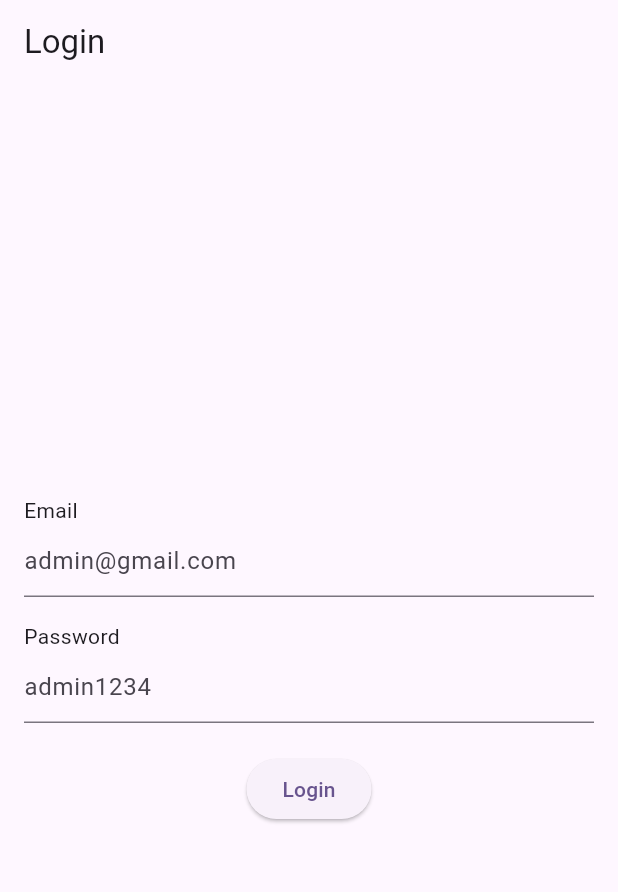
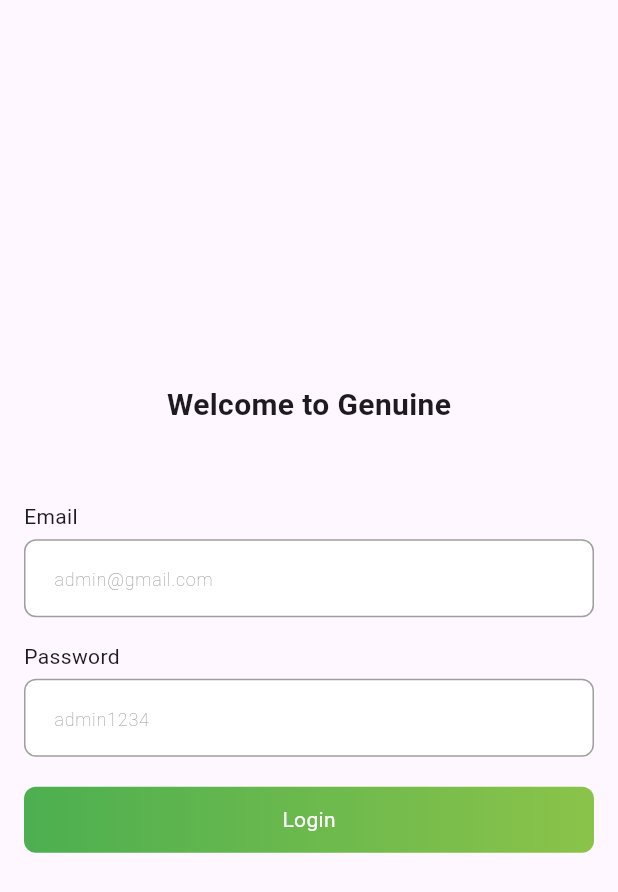
Before and after one commit to Zaminur151/genuine_task, a Flutter app: the screen it shows after launch, on a phone screen of 412 x 824 dp. Shown: the top 892 px of the screen. Run offline on Flutter 3.47's test engine with Material 3 defaults, Android fonts, the phone set to English and light mode, and no system bars; our stand-ins replace cached_network_image, get; accounts and stored records are empty; key blocks and very long unbroken strings in the code were emptied for the run.

Commit message:
ui modification

```diff
--- a/lib/feature/auth/presentation/pages/login_page.dart
+++ b/lib/feature/auth/presentation/pages/login_page.dart
@@ -1,5 +1,6 @@
 import 'package:flutter/material.dart';
 import 'package:genuine_task/feature/auth/presentation/controller/auth_controller.dart';
+import 'package:genuine_task/feature/auth/presentation/widgets/custom_text_field.dart';
 import 'package:get/get.dart';
 
 class LoginPage extends StatelessWidget {
@@ -12,38 +13,38 @@ class LoginPage extends StatelessWidget {
   @override
   Widget build(BuildContext context) {
     return Scaffold(
-      appBar: AppBar(title: Text('Login')),
       body: Padding(
         padding: const EdgeInsets.all(16.0),
+        child: Center(
           child: Column(
             mainAxisAlignment: MainAxisAlignment.center,
             children: [
-
+              Text("Welcome to Genuine",style: TextStyle(fontSize: 20,fontWeight: FontWeight.bold),),
+              SizedBox(height: 50),
               Align(
                 alignment: Alignment.centerLeft,
-              child: Text("Email")),
-            //SizedBox(height: 10,),
-            TextField(
+                child: Text("Email")
+              ),
+              SizedBox(height: 5),
+              BoxTextField(
                 controller: emailC,
-              decoration: InputDecoration(hintText: 'admin@gmail.com'),
+                hintText: "admin@gmail.com"
               ),
               SizedBox(height: 16),
               Align(
                 alignment: Alignment.centerLeft,
-              child: Text("Password")),
-            //SizedBox(height: 10,),
-            TextField(
+                child: Text("Password")
+              ),
+              SizedBox(height: 5),
+              BoxTextField(
                 controller: passC,
-              decoration: InputDecoration(hintText: 'admin1234'),
+                hintText: "admin1234",
                 obscureText: true,
               ),
               SizedBox(height: 20),
               Obx(
-              () => ElevatedButton(
-                child: controller.isLoading.value
-                    ? CircularProgressIndicator(color: Colors.white)
-                    : Text('Login'),
-                onPressed: controller.isLoading.value
+                () => GestureDetector(
+                  onTap: controller.isLoading.value
                       ? null
                       : () {
                           controller.login(
@@ -52,11 +53,26 @@ class LoginPage extends StatelessWidget {
                             1,
                           );
                         },
+                  child: Container(
+                    height: 44,
+                    width: double.infinity,
+                    decoration: BoxDecoration(
+                      gradient: LinearGradient(colors: [
+                        Colors.green,
+                        Colors.lightGreen
+                      ],),
+                      borderRadius: BorderRadius.circular(8)
+                    ),
+                    child: controller.isLoading.value
+                        ? Center(child: CircularProgressIndicator(color: Colors.white))
+                        : Center(child: Text('Login',style: TextStyle(color: Colors.white),)),
+                  ),
                 ),
               ),
             ],
           ),
         ),
+      ),
     );
   }
 }
--- /dev/null
+++ b/lib/feature/auth/presentation/widgets/custom_text_field.dart
@@ -0,0 +1,45 @@
+import 'package:flutter/material.dart';
+
+class BoxTextField extends StatelessWidget {
+  final TextEditingController controller;
+  final String hintText;
+  final bool obscureText;
+
+  const BoxTextField({
+    super.key,
+    required this.controller,
+    required this.hintText,
+    this.obscureText = false,
+  });
+
+  @override
+  Widget build(BuildContext context) {
+    return TextField(
+      controller: controller,
+      obscureText: obscureText,
+      decoration: InputDecoration(
+        hintText: hintText,
+        hintStyle: TextStyle(
+          fontSize: 12,
+          fontWeight: FontWeight.w200,
+          color: Colors.grey
+        ),
+        filled: true,
+        fillColor: Colors.white,
+        contentPadding:
+            const EdgeInsets.symmetric(horizontal: 16, vertical: 14),
+
+        enabledBorder: OutlineInputBorder(
+          borderRadius: BorderRadius.circular(8),
+          borderSide: const BorderSide(color: Colors.grey),
+        ),
+
+        focusedBorder: OutlineInputBorder(
+          borderRadius: BorderRadius.circular(8),
+          borderSide:
+              BorderSide(color: Colors.blue.shade600, width: 2),
+        ),
+      ),
+    );
+  }
+}
```
Also changed, not shown: lib/feature/dashboard/data/data_sources/customer_remote_data_source.dart (+0 -7 lines). Lines whose indentation alone changed are shown as unchanged.
